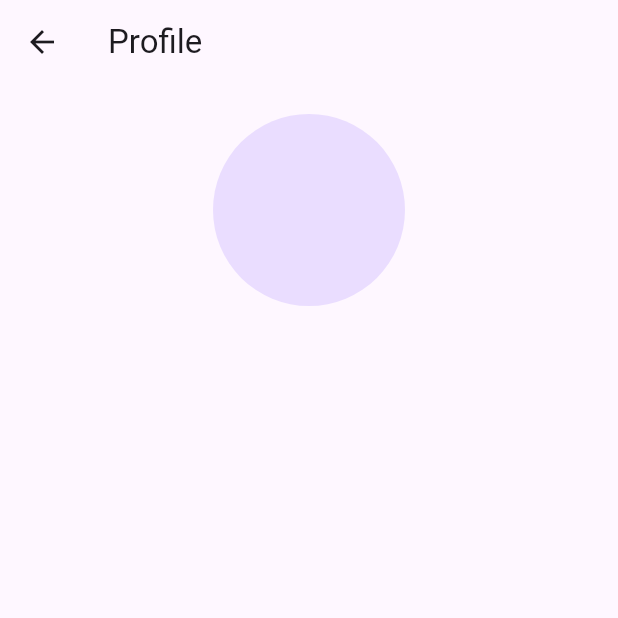
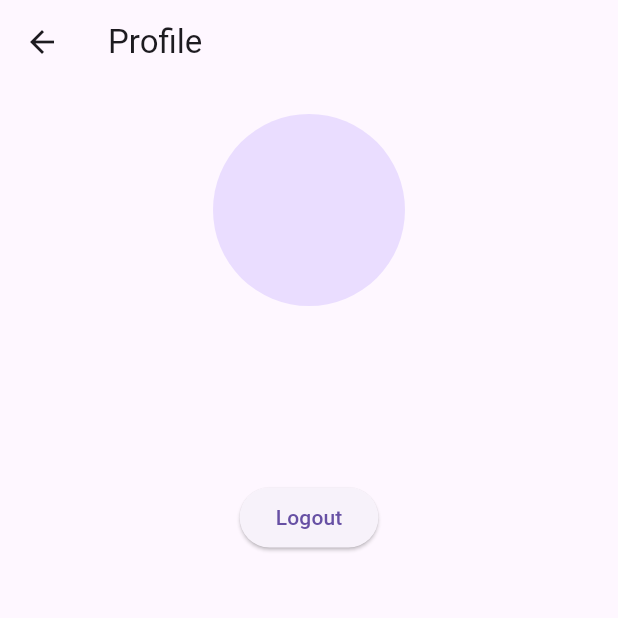
Before and after one commit to GantangSatria/help_on_maps, a Flutter app: the ProfilePage screen opened by its route, on a phone screen of 412 x 824 dp, the top half of it. Run offline on Flutter 3.47's test engine with Material 3 defaults, Android fonts, the phone set to English and light mode, and no system bars; our stand-ins replace cloud_firestore, firebase_auth, firebase_core, flutter_dotenv, flutter_map, get and 2 more; accounts and stored records are empty.

Commit message:
feat: adding logout

```diff
--- a/lib/modules/profile/controllers/profile_controller.dart
+++ b/lib/modules/profile/controllers/profile_controller.dart
@@ -1,13 +1,21 @@
 import 'package:get/get.dart';
 import 'package:firebase_auth/firebase_auth.dart';
+import 'package:help_on_maps/routes/app_pages.dart';
+import 'package:help_on_maps/services/auth/auth_service.dart';
 import 'package:help_on_maps/services/profile/profile_service.dart';
 
 class ProfileController extends GetxController {
   final ProfileService _service = Get.put(ProfileService());
+  final authService = Get.put(AuthService());
 
   Rxn<User>    get user     => _service.user;
   Rxn<Map<String, dynamic>> get userData => _service.userData;
   RxBool       get isLoading => _service.isLoading;
+
+  void logout() async {
+    await authService.logout();
+    Get.offAllNamed(AppPages.loginPage);
+  }
 
   @override
   void onInit() {
--- a/lib/modules/profile/views/profile_page.dart
+++ b/lib/modules/profile/views/profile_page.dart
@@ -65,6 +65,13 @@ class ProfilePage extends StatelessWidget {
                     ),
                   ],
                 ),
+                SizedBox(height: 24),
+                Row(
+                  mainAxisAlignment: MainAxisAlignment.center,
+                  children: [
+                    ElevatedButton(onPressed: () {profileController.logout();}, child: Text('Logout'))
+                  ],
+                )
               ],
             ),
           ),
```
Also changed, not shown: lib/services/auth/auth_service.dart (+5 -5 lines).
